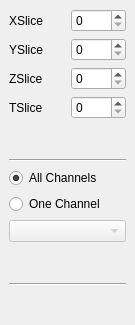
gofigure2/GoFigure2, file trunk/GoFigure2Beta/Code/GUI/lib/VisualizationDockWidget.ui: the form before one commit.
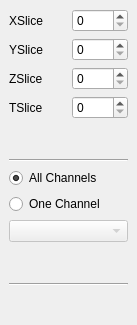
The form after the commit.

```diff
--- a/trunk/GoFigure2Beta/Code/GUI/lib/VisualizationDockWidget.ui
+++ b/trunk/GoFigure2Beta/Code/GUI/lib/VisualizationDockWidget.ui
@@ -6,7 +6,7 @@
    <rect>
     <x>0</x>
     <y>0</y>
-    <width>135</width>
+    <width>137</width>
     <height>325</height>
    </rect>
   </property>
```
Left out of the diff: 3 changed lines with no effect on the pictures.
